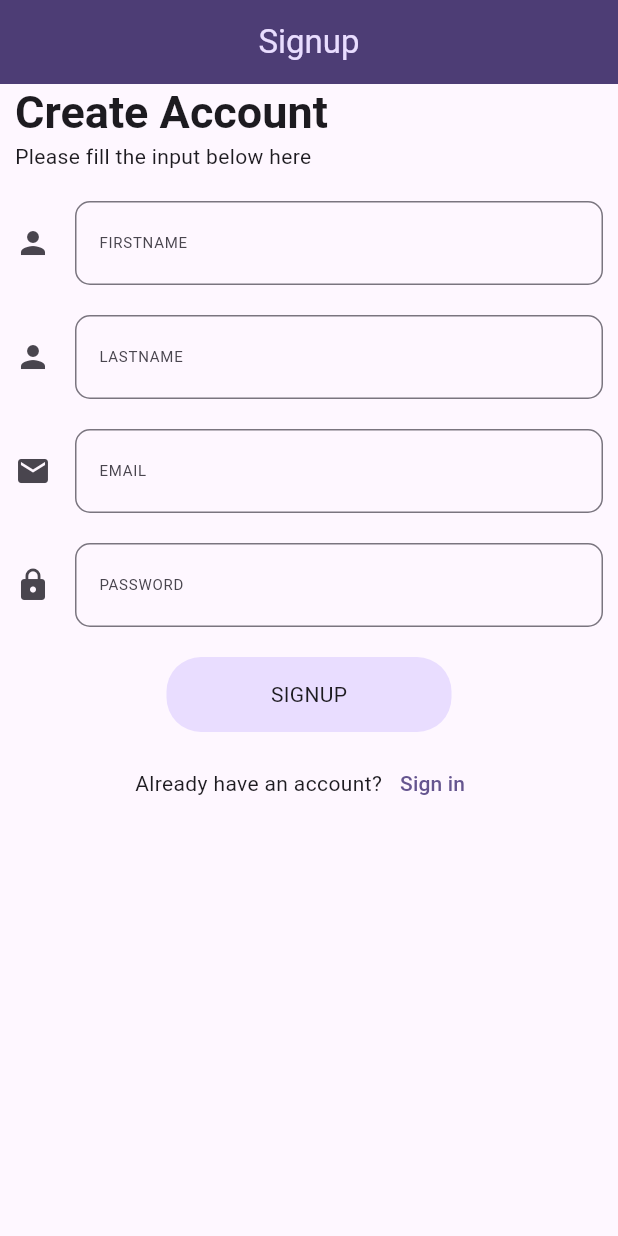
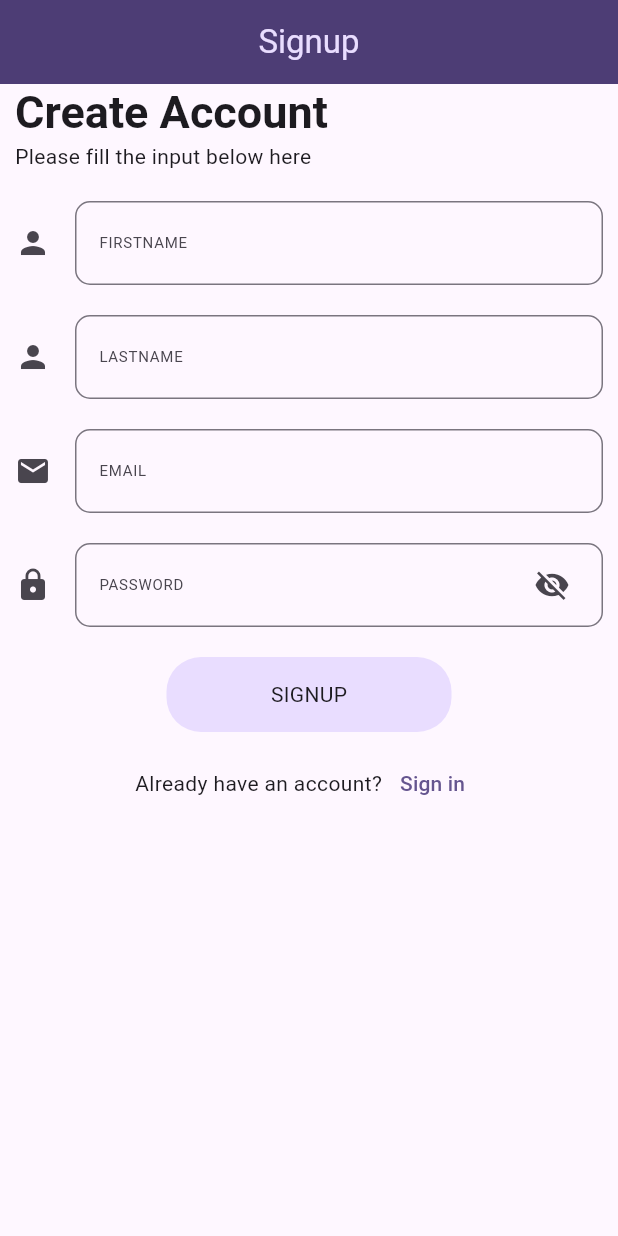
Before and after one commit to adebola-duf/my_expense_tracker_app, a Flutter app: the screen it shows after launch, after a tap on "LOGIN", after a tap on "Sign up", on a phone screen of 412 x 824 dp. Run offline on Flutter 3.47's test engine with Material 3 defaults, Android fonts, the phone set to English and light mode, and no system bars; our stand-ins replace flutter_riverpod.

Commit message:
Implemented the password visibility on and off feature.

```diff
--- a/lib/screens/expenses_app_screen.dart
+++ b/lib/screens/expenses_app_screen.dart
@@ -46,7 +46,9 @@ class _ExpensesAppScreenState extends ConsumerState<ExpensesAppScreen> {
           children: [
             const DrawerHeader(
               child: CircleAvatar(
-                backgroundColor: Colors.deepPurple,
+                backgroundImage: AssetImage(
+                  'bola\'s_avatar.jpeg',
+                ),
               ),
             ),
             TextButton.icon(
--- a/lib/screens/login_screen.dart
+++ b/lib/screens/login_screen.dart
@@ -17,6 +17,7 @@ class LoginScreen extends ConsumerStatefulWidget {
 
 class _LoginScreenState extends ConsumerState<LoginScreen> {
   bool _isLoading = false;
+  bool _obscureText = true;
 
   late String _email;
   late String _password;
@@ -71,6 +72,7 @@ class _LoginScreenState extends ConsumerState<LoginScreen> {
 
   void _attemptLogin() async {
     bool emailAndPasswordIsValid = _setEmailAndPassword();
+
     if (emailAndPasswordIsValid) {
       final http.Response response = await _sendRequest();
       if (response.statusCode == 200) {
@@ -177,9 +179,10 @@ class _LoginScreenState extends ConsumerState<LoginScreen> {
                     return null;
                   },
                   decoration: InputDecoration(
+                    prefixIcon: const Icon(Icons.mail),
                     label: const Text("EMAIL"),
                     labelStyle: const TextStyle(fontSize: 10),
-                    icon: const Icon(Icons.mail),
+                    // icon: const Icon(Icons.mail),
                     border: OutlineInputBorder(
                       borderRadius: BorderRadius.circular(10),
                     ),
@@ -199,11 +202,25 @@ class _LoginScreenState extends ConsumerState<LoginScreen> {
                     }
                     return null;
                   },
-                  obscureText: true,
+                  obscureText: _obscureText,
                   decoration: InputDecoration(
                     label: const Text("PASSWORD"),
                     labelStyle: const TextStyle(fontSize: 10),
-                    icon: const Icon(Icons.lock),
+                    // icon: const Icon(Icons.lock),
+                    prefixIcon: const Icon(Icons.lock),
+                    suffixIcon: Padding(
+                      padding: const EdgeInsets.only(right: 10.0),
+                      child: IconButton(
+                        icon: _obscureText
+                            ? const Icon(Icons.visibility_off)
+                            : const Icon(Icons.visibility),
+                        onPressed: () {
+                          setState(() {
+                            _obscureText = !_obscureText;
+                          });
+                        },
+                      ),
+                    ),
                     border: OutlineInputBorder(
                       borderRadius: BorderRadius.circular(10),
                     ),
--- a/lib/screens/signup_screen.dart
+++ b/lib/screens/signup_screen.dart
@@ -22,6 +22,7 @@ class _SignupScreenState extends State<SignupScreen> {
   }
 
   bool _isLoading = false;
+  bool _obscureText = true;
 
   Future<http.Response> _sendRequest() async {
     final url = Uri.http('localhost:8000', '/create-user');
@@ -198,7 +199,21 @@ class _SignupScreenState extends State<SignupScreen> {
                     }
                     return null;
                   },
+                  obscureText: _obscureText,
                   decoration: InputDecoration(
+                    suffixIcon: Padding(
+                      padding: const EdgeInsets.only(right: 10.0),
+                      child: IconButton(
+                        icon: _obscureText
+                            ? const Icon(Icons.visibility_off)
+                            : const Icon(Icons.visibility),
+                        onPressed: () {
+                          setState(() {
+                            _obscureText = !_obscureText;
+                          });
+                        },
+                      ),
+                    ),
                     label: const Text("PASSWORD"),
                     labelStyle: const TextStyle(fontSize: 10),
                     icon: const Icon(Icons.lock),
--- a/lib/widgets/expenses_list.dart
+++ b/lib/widgets/expenses_list.dart
@@ -11,7 +11,7 @@ class ExpensesList extends ConsumerWidget {
     super.key,
   });
 
-  void _sendDeleteRequest(DateTime expenseId) async {
+  void _sendDeleteExpenseRequest(DateTime expenseId) async {
     final url =
         Uri.http('localhost:8000', '/delete-expense/${expenseId.toString()}');
     await http.delete(url);
@@ -34,7 +34,7 @@ class ExpensesList extends ConsumerWidget {
             ),
           ),
           onDismissed: (direction) {
-            _sendDeleteRequest(allExpenses[index].id);
+            _sendDeleteExpenseRequest(allExpenses[index].id);
             ref
                 .read(allExpensesProvider.notifier)
                 .deleteExpense(allExpenses[index], context);
```
Also changed, not shown: assets/bola's_avatar.jpeg (added).
